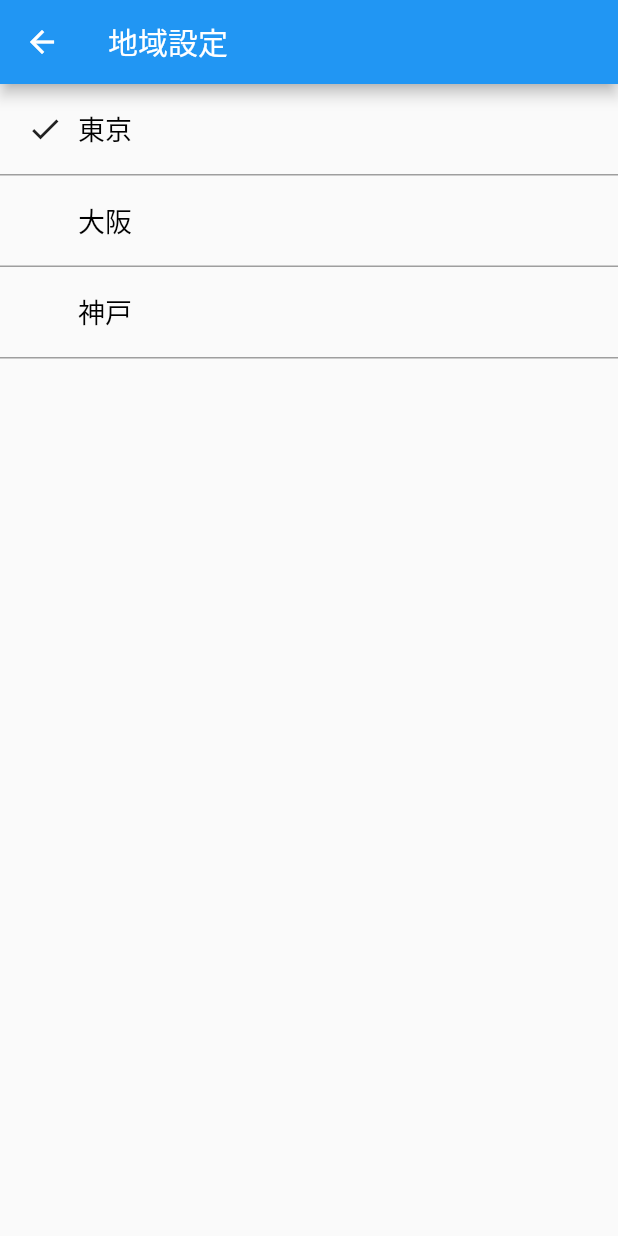
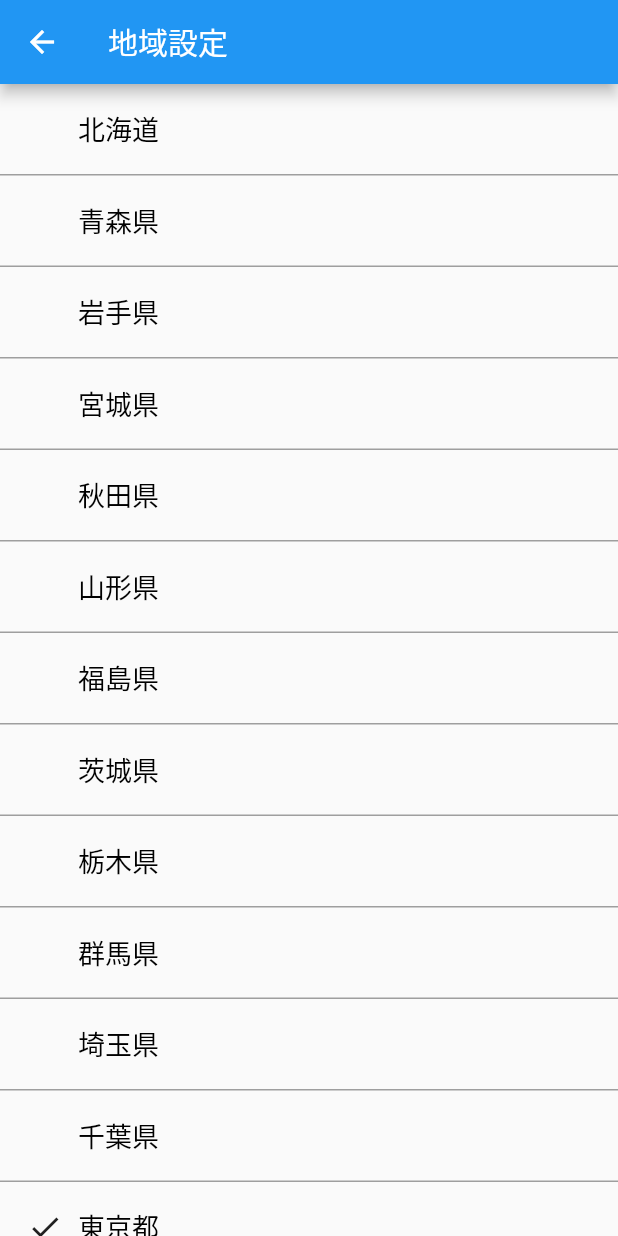
Before and after one commit to KareKyasu/flutter_weather_forecast, a Flutter app: the AreaSettingScreen screen opened by its route, on a phone screen of 412 x 824 dp. Run offline on Flutter 3.47's test engine with Material 2 defaults, Android fonts, the phone set to English and light mode, and no system bars; our stand-ins replace shared_preferences; accounts and stored records are empty.

Commit message:
areaEntity化

```diff
--- a/weather_forecast/json/coordinates.json
+++ b/weather_forecast/json/coordinates.json
@@ -1,49 +1,50 @@
 {
-  "北海道": { "lon": "141.3467972", "lat": "43.06428056" },
-  "青森県": { "lon": "140.7399662", "lat": "40.82435392" },
-  "岩手県": { "lon": "141.152709", "lat": "39.70358439" },
-  "宮城県": { "lon": "140.8720061", "lat": "38.26892558" },
-  "秋田県": { "lon": "140.1031778", "lat": "39.71803056" },
-  "山形県": { "lon": "140.3634278", "lat": "38.24048889" },
-  "福島県": { "lon": "140.4675816", "lat": "37.74997969" },
-  "茨城県": { "lon": "140.4466188", "lat": "36.34159972" },
-  "栃木県": { "lon": "139.8830857", "lat": "36.56548547" },
-  "群馬県": { "lon": "139.0604359", "lat": "36.39060111" },
-  "埼玉県": { "lon": "139.6487866", "lat": "35.85692781" },
-  "千葉県": { "lon": "140.1231833", "lat": "35.60458889" },
-  "東京都": { "lon": "139.6917222", "lat": "35.68956667" },
-  "神奈川県": { "lon": "139.6425361", "lat": "35.44771111" },
-  "新潟県": { "lon": "139.0238251", "lat": "37.90243547" },
-  "富山県": { "lon": "137.2111942", "lat": "36.69537383" },
-  "石川県": { "lon": "136.6257139", "lat": "36.594283" },
-  "福井県": { "lon": "136.2218332", "lat": "36.06542211" },
-  "山梨県": { "lon": "138.5683861", "lat": "35.66394444" },
-  "長野県": { "lon": "138.1809972", "lat": "36.65131389" },
-  "岐阜県": { "lon": "136.7221532", "lat": "35.39119222" },
-  "静岡県": { "lon": "138.383025", "lat": "34.97691111" },
-  "愛知県": { "lon": "136.9067417", "lat": "35.18019722" },
-  "三重県": { "lon": "136.5085972", "lat": "34.730275" },
-  "滋賀県": { "lon": "135.8683028", "lat": "35.00439167" },
-  "京都府": { "lon": "135.7556361", "lat": "35.02128056" },
-  "大阪府": { "lon": "135.5200224", "lat": "34.68631997" },
-  "兵庫県": { "lon": "135.1828524", "lat": "34.69110236" },
-  "奈良県": { "lon": "135.8327707", "lat": "34.68471414" },
-  "和歌山県": { "lon": "135.1674939", "lat": "34.22603522" },
-  "鳥取県": { "lon": "134.2381983", "lat": "35.50363722" },
-  "島根県": { "lon": "133.0505309", "lat": "35.47221683" },
-  "岡山県": { "lon": "133.9349", "lat": "34.66176389" },
-  "広島県": { "lon": "132.459375", "lat": "34.396275" },
-  "山口県": { "lon": "131.4715498", "lat": "34.18580211" },
-  "徳島県": { "lon": "134.5594889", "lat": "34.06573333" },
-  "香川県": { "lon": "134.0432789", "lat": "34.34003492" },
-  "愛媛県": { "lon": "132.7661028", "lat": "33.84164444" },
-  "高知県": { "lon": "133.5311167", "lat": "33.55975556" },
-  "福岡県": { "lon": "130.4181167", "lat": "33.60626111" },
-  "佐賀県": { "lon": "130.2988056", "lat": "33.24932778" },
-  "長崎県": { "lon": "129.8736411", "lat": "32.74508975" },
-  "熊本県": { "lon": "130.7416619", "lat": "32.78976539" },
-  "大分県": { "lon": "131.6125898", "lat": "33.23812308" },
-  "宮崎県": { "lon": "131.4238818", "lat": "31.91100714" },
-  "鹿児島県": { "lon": "130.5582808", "lat": "31.56022022" },
-  "沖縄県": { "lon": "127.6809806", "lat": "26.212375" }
+  "areas": [
+    {"area":"北海道",  "lon": "141.3467972", "lat": "43.06428056" },
+    {"area":"青森県",  "lon": "140.7399662", "lat": "40.82435392" },
+    {"area":"岩手県",  "lon": "141.152709", "lat": "39.70358439" },
+    {"area":"宮城県",  "lon": "140.8720061", "lat": "38.26892558" },
+    {"area":"秋田県",  "lon": "140.1031778", "lat": "39.71803056" },
+    {"area":"山形県",  "lon": "140.3634278", "lat": "38.24048889" },
+    {"area":"福島県",  "lon": "140.4675816", "lat": "37.74997969" },
+    {"area":"茨城県",  "lon": "140.4466188", "lat": "36.34159972" },
+    {"area":"栃木県",  "lon": "139.8830857", "lat": "36.56548547" },
+    {"area":"群馬県",  "lon": "139.0604359", "lat": "36.39060111" },
+    {"area":"埼玉県",  "lon": "139.6487866", "lat": "35.85692781" },
+    {"area":"千葉県",  "lon": "140.1231833", "lat": "35.60458889" },
+    {"area":"東京都",  "lon": "139.6917222", "lat": "35.68956667" },
+    {"area":"神奈川県",  "lon": "139.6425361", "lat": "35.44771111" },
+    {"area":"新潟県",  "lon": "139.0238251", "lat": "37.90243547" },
+    {"area":"富山県",  "lon": "137.2111942", "lat": "36.69537383" },
+    {"area":"石川県",  "lon": "136.6257139", "lat": "36.594283" },
+    {"area":"福井県",  "lon": "136.2218332", "lat": "36.06542211" },
+    {"area":"山梨県",  "lon": "138.5683861", "lat": "35.66394444" },
+    {"area":"長野県",  "lon": "138.1809972", "lat": "36.65131389" },
+    {"area":"岐阜県",  "lon": "136.7221532", "lat": "35.39119222" },
+    {"area":"静岡県",  "lon": "138.383025", "lat": "34.97691111" },
+    {"area":"愛知県",  "lon": "136.9067417", "lat": "35.18019722" },
+    {"area":"三重県",  "lon": "136.5085972", "lat": "34.730275" },
+    {"area":"滋賀県",  "lon": "135.8683028", "lat": "35.00439167" },
+    {"area":"京都府",  "lon": "135.7556361", "lat": "35.02128056" },
+    {"area":"大阪府",  "lon": "135.5200224", "lat": "34.68631997" },
+    {"area":"兵庫県",  "lon": "135.1828524", "lat": "34.69110236" },
+    {"area":"奈良県",  "lon": "135.8327707", "lat": "34.68471414" },
+    {"area":"和歌山県",  "lon": "135.1674939", "lat": "34.22603522" },
+    {"area":"鳥取県",  "lon": "134.2381983", "lat": "35.50363722" },
+    {"area":"島根県",  "lon": "133.0505309", "lat": "35.47221683" },
+    {"area":"岡山県",  "lon": "133.9349", "lat": "34.66176389" },
+    {"area":"広島県",  "lon": "132.459375", "lat": "34.396275" },
+    {"area":"山口県",  "lon": "131.4715498", "lat": "34.18580211" },
+    {"area":"徳島県",  "lon": "134.5594889", "lat": "34.06573333" },
+    {"area":"香川県",  "lon": "134.0432789", "lat": "34.34003492" },
+    {"area":"愛媛県",  "lon": "132.7661028", "lat": "33.84164444" },
+    {"area":"高知県",  "lon": "133.5311167", "lat": "33.55975556" },
+    {"area":"福岡県",  "lon": "130.4181167", "lat": "33.60626111" },
+    {"area":"佐賀県",  "lon": "130.2988056", "lat": "33.24932778" },
+    {"area":"長崎県",  "lon": "129.8736411", "lat": "32.74508975" },
+    {"area":"熊本県",  "lon": "130.7416619", "lat": "32.78976539" },
+    {"area":"大分県",  "lon": "131.6125898", "lat": "33.23812308" },
+    {"area":"宮崎県",  "lon": "131.4238818", "lat": "31.91100714" },
+    {"area":"鹿児島県",  "lon": "130.5582808", "lat": "31.56022022" },
+    {"area":"沖縄県",  "lon": "127.6809806", "lat": "26.212375" }]
 }
--- a/weather_forecast/lib/data/shared_preference_keys.dart
+++ b/weather_forecast/lib/data/shared_preference_keys.dart
@@ -1,6 +1,6 @@
 class SharedPreferencesKeys {
-  // 選択中の地域
-  static const String settingArea = 'settingArea';
   // 二回目以降の起動フラグ
   static const String appFirstOpen = 'appFirstOpen';
+  // 地域エンティティ
+  static const String areaEntity = 'areaEntity';
 }
--- /dev/null
+++ b/weather_forecast/lib/entity/area_entity.dart
@@ -0,0 +1,17 @@
+class AreaEntity {
+  String area;
+  String lon;
+  String lat;
+  AreaEntity({this.area, this.lon, this.lat});
+
+  AreaEntity.fromJson(Map<String, dynamic> json)
+      : area = json['area'],
+        lon = json['lon'],
+        lat = json['lat'];
+
+  Map<String, dynamic> toJson() => {
+        'area': area,
+        'lon': lon,
+        'lat': lat,
+      };
+}
--- a/weather_forecast/lib/ui/area_setting_screen.dart
+++ b/weather_forecast/lib/ui/area_setting_screen.dart
@@ -1,12 +1,35 @@
+import 'dart:convert';
+
 import 'package:flutter/cupertino.dart';
 import 'package:flutter/material.dart';
+import 'package:flutter/services.dart';
 import 'package:provider/provider.dart';
+import 'package:weather_forecast/entity/area_entity.dart';
 
 import '../model/area_model.dart';
 
-class AreaSettingScreen extends StatelessWidget {
+class AreaSettingScreen extends StatefulWidget {
   static const routeName = '/area_setting_screen';
-  var listTitles = ['東京', '大阪', "神戸"];
+
+  @override
+  _AreaSettingScreenState createState() => _AreaSettingScreenState();
+}
+
+class _AreaSettingScreenState extends State<AreaSettingScreen> {
+  @override
+  void initState() {
+    super.initState();
+    this.loadLocalJson();
+  }
+
+  List<AreaEntity> areas;
+  Future loadLocalJson() async {
+    String jsonString = await rootBundle.loadString('json/coordinates.json');
+    setState(() {
+      final jsonResponse = json.decode(jsonString)['areas'] as List;
+      areas = jsonResponse.map((area) => AreaEntity.fromJson(area)).toList();
+    });
+  }
 
   @override
   Widget build(BuildContext context) {
@@ -16,13 +39,13 @@ class AreaSettingScreen extends StatelessWidget {
         ),
         body: ListView.builder(
           itemBuilder: (BuildContext context, int index) {
-            return _areaItem(context, listTitles[index], true);
+            return _areaItem(context, areas[index]);
           },
-          itemCount: listTitles.length,
+          itemCount: areas.length,
         ));
   }
 
-  Widget _areaItem(BuildContext context, String area, bool check) {
+  Widget _areaItem(BuildContext context, AreaEntity area) {
     final areaModel = Provider.of<AreaModel>(context, listen: true);
     return GestureDetector(
       child: Container(
@@ -34,10 +57,12 @@ class AreaSettingScreen extends StatelessWidget {
             children: <Widget>[
               Container(
                 margin: EdgeInsets.all(10.0),
-                child: area == areaModel.area ? Icon(Icons.check) : Icon(null),
+                child: area.area == areaModel.areaEntity.area
+                    ? Icon(Icons.check)
+                    : Icon(null),
               ),
               Text(
-                area,
+                area.area,
                 style: TextStyle(color: Colors.black, fontSize: 18.0),
               ),
             ],
--- a/weather_forecast/lib/ui/weather_screen.dart
+++ b/weather_forecast/lib/ui/weather_screen.dart
@@ -16,7 +16,7 @@ class WeatherScreen extends StatelessWidget {
       ),
       body: Container(
         child: InkWell(
-          child: Text(areaModel.area),
+          child: Text(areaModel.areaEntity.area),
           onTap: () {
             Navigator.pushNamed(context, AreaSettingScreen.routeName);
           },
--- a/weather_forecast/pubspec.yaml
+++ b/weather_forecast/pubspec.yaml
@@ -20,3 +20,6 @@ dev_dependencies:
 
 flutter:
   uses-material-design: true
+  assets:
+    - images/
+    - json/
```
Also changed, not shown: weather_forecast/lib/model/area_model.dart (+20 -12 lines).
